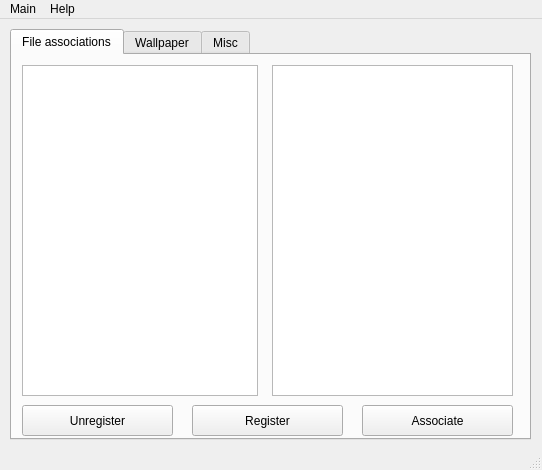
The window that src/qsettings/qsettings.ui (fluxer/bfp) describes before a commit, drawn with Qt 5.
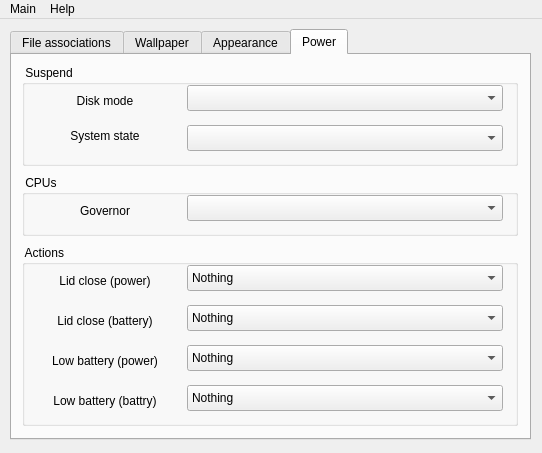
The same window after the commit. The open tabs and pages were chosen to show the change. Icons and pictures are not drawn.

Commit message: implemented dummy power settings

```diff
--- a/src/qsettings/qsettings.ui
+++ b/src/qsettings/qsettings.ui
@@ -7,7 +7,7 @@
     <x>0</x>
     <y>0</y>
     <width>542</width>
-    <height>470</height>
+    <height>453</height>
    </rect>
   </property>
   <property name="windowTitle">
@@ -40,7 +40,7 @@
         <x>10</x>
         <y>10</y>
         <width>236</width>
-        <height>331</height>
+        <height>316</height>
        </rect>
       </property>
      </widget>
@@ -50,7 +50,7 @@
         <x>260</x>
         <y>10</y>
         <width>241</width>
-        <height>331</height>
+        <height>316</height>
        </rect>
       </property>
      </widget>
@@ -58,7 +58,7 @@
       <property name="geometry">
        <rect>
         <x>350</x>
-        <y>350</y>
+        <y>340</y>
         <width>151</width>
         <height>31</height>
        </rect>
@@ -75,7 +75,7 @@
       <property name="geometry">
        <rect>
         <x>10</x>
-        <y>350</y>
+        <y>340</y>
         <width>151</width>
         <height>31</height>
        </rect>
@@ -92,7 +92,7 @@
       <property name="geometry">
        <rect>
         <x>180</x>
-        <y>350</y>
+        <y>340</y>
         <width>151</width>
         <height>31</height>
        </rect>
@@ -200,7 +200,7 @@
     </widget>
     <widget class="QWidget" name="tab_2">
      <attribute name="title">
-      <string>Misc</string>
+      <string>Appearance</string>
      </attribute>
      <widget class="QGroupBox" name="groupBox">
       <property name="geometry">
@@ -305,54 +305,33 @@
        </property>
       </widget>
      </widget>
-     <widget class="QGroupBox" name="groupBox_2">
+    </widget>
+    <widget class="QWidget" name="tab_4">
+     <attribute name="icon">
+      <iconset resource="../qresources/libqresources.qrc">
+       <normaloff>:/share/qresources/resources/exit.svg</normaloff>:/share/qresources/resources/exit.svg</iconset>
+     </attribute>
+     <attribute name="title">
+      <string>Power</string>
+     </attribute>
+     <widget class="QGroupBox" name="groupBox_3">
       <property name="geometry">
        <rect>
         <x>10</x>
         <y>10</y>
-        <width>501</width>
-        <height>146</height>
+        <width>496</width>
+        <height>101</height>
        </rect>
       </property>
       <property name="title">
-       <string> Appearance</string>
+       <string> Suspend </string>
       </property>
-      <widget class="QLineEdit" name="MenuEdit">
-       <property name="geometry">
-        <rect>
-         <x>165</x>
-         <y>100</y>
-         <width>321</width>
-         <height>31</height>
-        </rect>
-       </property>
-       <property name="readOnly">
-        <bool>true</bool>
-       </property>
-      </widget>
-      <widget class="QPushButton" name="MenuButton">
-       <property name="geometry">
-        <rect>
-         <x>15</x>
-         <y>100</y>
-         <width>136</width>
-         <height>31</height>
-        </rect>
-       </property>
-       <property name="text">
-        <string>Menu</string>
-       </property>
-       <property name="icon">
-        <iconset resource="../qresources/libqresources.qrc">
-         <normaloff>:/share/qresources/resources/system-run.svg</normaloff>:/share/qresources/resources/system-run.svg</iconset>
-       </property>
-      </widget>
-      <widget class="QComboBox" name="StyleBox">
+      <widget class="QComboBox" name="StyleBox_2">
        <property name="geometry">
         <rect>
          <x>165</x>
          <y>20</y>
-         <width>321</width>
+         <width>316</width>
          <height>26</height>
         </rect>
        </property>
@@ -362,12 +341,12 @@
         </property>
        </item>
       </widget>
-      <widget class="QComboBox" name="IconThemeBox">
+      <widget class="QComboBox" name="IconThemeBox_2">
        <property name="geometry">
         <rect>
          <x>165</x>
          <y>60</y>
-         <width>321</width>
+         <width>316</width>
          <height>26</height>
         </rect>
        </property>
@@ -377,7 +356,7 @@
         </property>
        </item>
       </widget>
-      <widget class="QLabel" name="label_2">
+      <widget class="QLabel" name="label_4">
        <property name="geometry">
         <rect>
          <x>20</x>
@@ -387,13 +366,13 @@
         </rect>
        </property>
        <property name="text">
-        <string>Style</string>
+        <string>Disk mode</string>
        </property>
        <property name="alignment">
         <set>Qt::AlignCenter</set>
        </property>
       </widget>
-      <widget class="QLabel" name="label_3">
+      <widget class="QLabel" name="label_5">
        <property name="geometry">
         <rect>
          <x>20</x>
@@ -406,7 +385,228 @@
         <enum>Qt::LeftToRight</enum>
        </property>
        <property name="text">
-        <string>Icon Theme</string>
+        <string>System state</string>
+       </property>
+       <property name="alignment">
+        <set>Qt::AlignCenter</set>
+       </property>
+      </widget>
+     </widget>
+     <widget class="QGroupBox" name="groupBox_4">
+      <property name="geometry">
+       <rect>
+        <x>10</x>
+        <y>120</y>
+        <width>496</width>
+        <height>61</height>
+       </rect>
+      </property>
+      <property name="title">
+       <string> CPUs </string>
+      </property>
+      <widget class="QComboBox" name="StyleBox_3">
+       <property name="geometry">
+        <rect>
+         <x>165</x>
+         <y>20</y>
+         <width>316</width>
+         <height>26</height>
+        </rect>
+       </property>
+       <item>
+        <property name="text">
+         <string/>
+        </property>
+       </item>
+      </widget>
+      <widget class="QLabel" name="label_6">
+       <property name="geometry">
+        <rect>
+         <x>20</x>
+         <y>25</y>
+         <width>126</width>
+         <height>21</height>
+        </rect>
+       </property>
+       <property name="text">
+        <string>Governor</string>
+       </property>
+       <property name="alignment">
+        <set>Qt::AlignCenter</set>
+       </property>
+      </widget>
+     </widget>
+     <widget class="QGroupBox" name="groupBox_5">
+      <property name="geometry">
+       <rect>
+        <x>10</x>
+        <y>190</y>
+        <width>496</width>
+        <height>181</height>
+       </rect>
+      </property>
+      <property name="title">
+       <string> Actions </string>
+      </property>
+      <widget class="QComboBox" name="StyleBox_4">
+       <property name="geometry">
+        <rect>
+         <x>165</x>
+         <y>20</y>
+         <width>316</width>
+         <height>26</height>
+        </rect>
+       </property>
+       <item>
+        <property name="text">
+         <string>Nothing</string>
+        </property>
+       </item>
+       <item>
+        <property name="text">
+         <string>Suspend</string>
+        </property>
+       </item>
+       <item>
+        <property name="text">
+         <string>Shutdown</string>
+        </property>
+       </item>
+      </widget>
+      <widget class="QLabel" name="label_7">
+       <property name="geometry">
+        <rect>
+         <x>20</x>
+         <y>25</y>
+         <width>126</width>
+         <height>21</height>
+        </rect>
+       </property>
+       <property name="text">
+        <string>Lid close (power)</string>
+       </property>
+       <property name="alignment">
+        <set>Qt::AlignCenter</set>
+       </property>
+      </widget>
+      <widget class="QComboBox" name="StyleBox_5">
+       <property name="geometry">
+        <rect>
+         <x>165</x>
+         <y>60</y>
+         <width>316</width>
+         <height>26</height>
+        </rect>
+       </property>
+       <item>
+        <property name="text">
+         <string>Nothing</string>
+        </property>
+       </item>
+       <item>
+        <property name="text">
+         <string>Suspend</string>
+        </property>
+       </item>
+       <item>
+        <property name="text">
+         <string>Shutdown</string>
+        </property>
+       </item>
+      </widget>
+      <widget class="QLabel" name="label_8">
+       <property name="geometry">
+        <rect>
+         <x>20</x>
+         <y>65</y>
+         <width>126</width>
+         <height>21</height>
+        </rect>
+       </property>
+       <property name="text">
+        <string>Lid close (battery)</string>
+       </property>
+       <property name="alignment">
+        <set>Qt::AlignCenter</set>
+       </property>
+      </widget>
+      <widget class="QComboBox" name="StyleBox_6">
+       <property name="geometry">
+        <rect>
+         <x>165</x>
+         <y>100</y>
+         <width>316</width>
+         <height>26</height>
+        </rect>
+       </property>
+       <item>
+        <property name="text">
+         <string>Nothing</string>
+        </property>
+       </item>
+       <item>
+        <property name="text">
+         <string>Suspend</string>
+        </property>
+       </item>
+       <item>
+        <property name="text">
+         <string>Shutdown</string>
+        </property>
+       </item>
+      </widget>
+      <widget class="QLabel" name="label_9">
+       <property name="geometry">
+        <rect>
+         <x>20</x>
+         <y>105</y>
+         <width>126</width>
+         <height>21</height>
+        </rect>
+       </property>
+       <property name="text">
+        <string>Low battery (power)</string>
+       </property>
+       <property name="alignment">
+        <set>Qt::AlignCenter</set>
+       </property>
+      </widget>
+      <widget class="QComboBox" name="StyleBox_7">
+       <property name="geometry">
+        <rect>
+         <x>165</x>
+         <y>140</y>
+         <width>316</width>
+         <height>26</height>
+        </rect>
+       </property>
+       <item>
+        <property name="text">
+         <string>Nothing</string>
+        </property>
+       </item>
+       <item>
+        <property name="text">
+         <string>Suspend</string>
+        </property>
+       </item>
+       <item>
+        <property name="text">
+         <string>Shutdown</string>
+        </property>
+       </item>
+      </widget>
+      <widget class="QLabel" name="label_10">
+       <property name="geometry">
+        <rect>
+         <x>20</x>
+         <y>145</y>
+         <width>126</width>
+         <height>21</height>
+        </rect>
+       </property>
+       <property name="text">
+        <string>Low battery (battry)</string>
        </property>
        <property name="alignment">
         <set>Qt::AlignCenter</set>
@@ -440,7 +640,6 @@
    <addaction name="menuMain"/>
    <addaction name="menuHelp"/>
   </widget>
-  <widget class="QStatusBar" name="statusbar"/>
   <action name="actionQuit">
    <property name="icon">
     <iconset resource="../qresources/libqresources.qrc">
```
Left out of the diff: 144 changed lines with no effect on the pictures.
